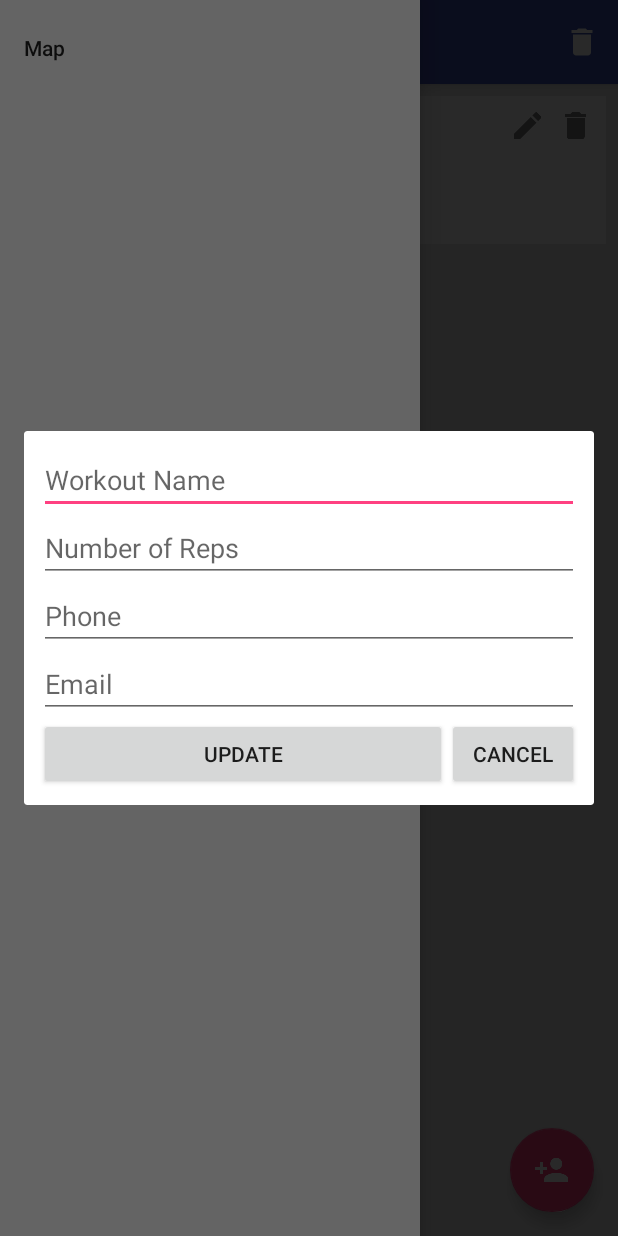
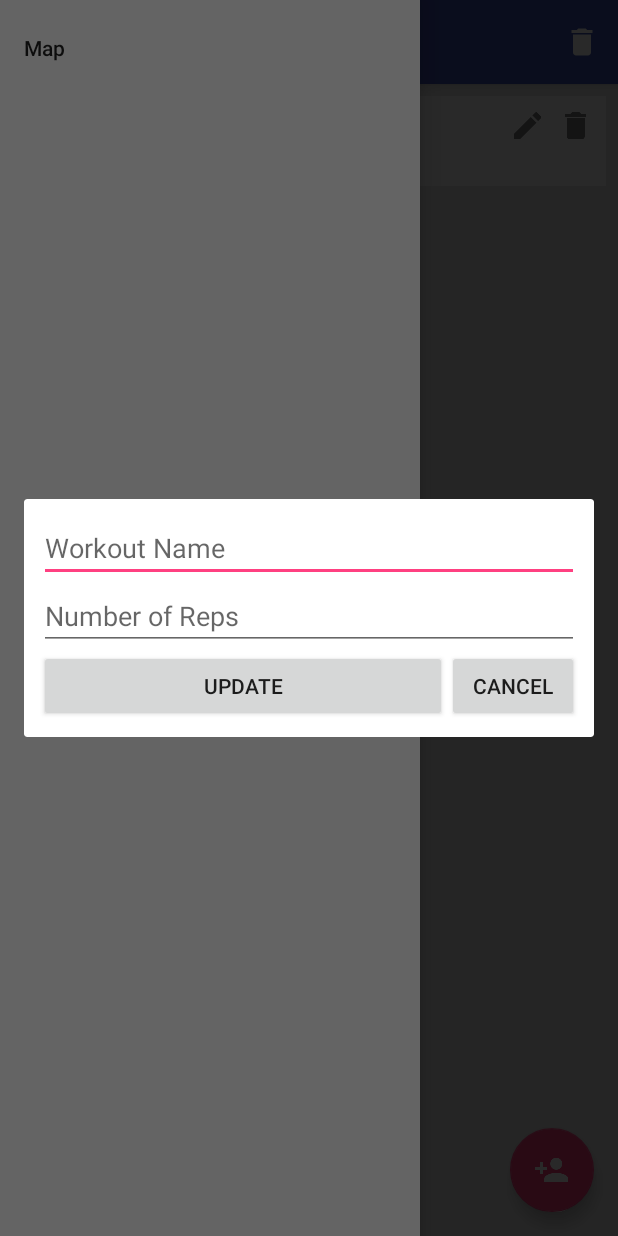
Before and after one commit to jhongpananon/fitness_tracker_app, an Android app: the fragment AddressUpdateDialogFragment placed in its activity, with the side drawer open, on a phone screen of 412 x 824 dp. Run offline under Robolectric (Android 15) with nearby library versions, the phone set to English and light mode, and no system bars; libraries missing offline, so code that uses them is left out: com.orhanobut.logger; 4 statements that could not run were skipped.

Commit message:
nav drawer but with no button

```diff
--- a/NutritionTracker/app/src/main/java/com/jhongpananon/sqlite_project/Database/DatabaseQueryClass.java
+++ b/NutritionTracker/app/src/main/java/com/jhongpananon/sqlite_project/Database/DatabaseQueryClass.java
@@ -35,8 +35,6 @@ public class DatabaseQueryClass {
         ContentValues contentValues = new ContentValues();
         contentValues.put(Config.COLUMN_ADDRESS_NAME, address.getName());
         contentValues.put(Config.COLUMN_ADDRESS_REGISTRATION, address.getRegistrationNumber());
-        contentValues.put(Config.COLUMN_ADDRESS_PHONE, address.getPhoneNumber());
-        contentValues.put(Config.COLUMN_ADDRESS_EMAIL, address.getEmail());
 
         try {
             id = sqLiteDatabase.insertOrThrow(Config.TABLE_ADDRESS, null, contentValues);
@@ -74,10 +72,8 @@ public class DatabaseQueryClass {
                         int id = cursor.getInt(cursor.getColumnIndex(Config.COLUMN_ADDRESS_ID));
                         String name = cursor.getString(cursor.getColumnIndex(Config.COLUMN_ADDRESS_NAME));
                         long registrationNumber = cursor.getLong(cursor.getColumnIndex(Config.COLUMN_ADDRESS_REGISTRATION));
-                        String email = cursor.getString(cursor.getColumnIndex(Config.COLUMN_ADDRESS_EMAIL));
-                        String phone = cursor.getString(cursor.getColumnIndex(Config.COLUMN_ADDRESS_PHONE));
 
-                        addressList.add(new Address(id, name, registrationNumber, email, phone));
+                        addressList.add(new Address(id, name, registrationNumber));
                     }   while (cursor.moveToNext());
 
                     return addressList;
@@ -118,10 +114,8 @@ public class DatabaseQueryClass {
                 int id = cursor.getInt(cursor.getColumnIndex(Config.COLUMN_ADDRESS_ID));
                 String name = cursor.getString(cursor.getColumnIndex(Config.COLUMN_ADDRESS_NAME));
                 long registrationNumber = cursor.getLong(cursor.getColumnIndex(Config.COLUMN_ADDRESS_REGISTRATION));
-                String phone = cursor.getString(cursor.getColumnIndex(Config.COLUMN_ADDRESS_PHONE));
-                String email = cursor.getString(cursor.getColumnIndex(Config.COLUMN_ADDRESS_EMAIL));
 
-                address = new Address(id, name, registrationNumber, phone, email);
+                address = new Address(id, name, registrationNumber);
             }
         } catch (Exception e){
             Logger.d("Exception: " + e.getMessage());
@@ -144,8 +138,6 @@ public class DatabaseQueryClass {
         ContentValues contentValues = new ContentValues();
         contentValues.put(Config.COLUMN_ADDRESS_NAME, address.getName());
         contentValues.put(Config.COLUMN_ADDRESS_REGISTRATION, address.getRegistrationNumber());
-        contentValues.put(Config.COLUMN_ADDRESS_PHONE, address.getPhoneNumber());
-        contentValues.put(Config.COLUMN_ADDRESS_EMAIL, address.getEmail());
 
         try {
             rowCount = sqLiteDatabase.update(Config.TABLE_ADDRESS, contentValues,
--- a/NutritionTracker/app/src/main/java/com/jhongpananon/sqlite_project/Features/CreateAddress/Address.java
+++ b/NutritionTracker/app/src/main/java/com/jhongpananon/sqlite_project/Features/CreateAddress/Address.java
@@ -7,12 +7,10 @@ public class Address {
     private String phoneNumber;
     private String email;
 
-    public Address(int id, String name, long registrationNumber, String phoneNumber, String email) {
+    public Address(int id, String name, long registrationNumber) {
         this.id = id;
         this.name = name;
         this.registrationNumber = registrationNumber;
-        this.phoneNumber = phoneNumber;
-        this.email = email;
     }
 
     public long getId() {
@@ -38,20 +36,4 @@ public class Address {
     public void setRegistrationNumber(long registrationNumber) {
         this.registrationNumber = registrationNumber;
     }
-
-    public String getPhoneNumber() {
-        return phoneNumber;
-    }
-
-    public void setPhoneNumber(String phoneNumber) {
-        this.phoneNumber = phoneNumber;
-    }
-
-    public String getEmail() {
-        return email;
-    }
-
-    public void setEmail(String email) {
-        this.email = email;
-    }
 }
--- a/NutritionTracker/app/src/main/java/com/jhongpananon/sqlite_project/Features/CreateAddress/AddressCreateDialogFragment.java
+++ b/NutritionTracker/app/src/main/java/com/jhongpananon/sqlite_project/Features/CreateAddress/AddressCreateDialogFragment.java
@@ -55,8 +55,6 @@ public class AddressCreateDialogFragment extends DialogFragment {
 
         nameEditText = view.findViewById(R.id.addressNameEditText);
         registrationEditText = view.findViewById(R.id.registrationEditText);
-        phoneEditText = view.findViewById(R.id.phoneEditText);
-        emailEditText = view.findViewById(R.id.emailEditText);
         createButton = view.findViewById(R.id.createButton);
         cancelButton = view.findViewById(R.id.cancelButton);
 
@@ -68,10 +66,8 @@ public class AddressCreateDialogFragment extends DialogFragment {
             public void onClick(View view) {
                 nameString = nameEditText.getText().toString();
                 registrationNumber = Integer.parseInt(registrationEditText.getText().toString());
-                phoneString = phoneEditText.getText().toString();
-                emailString = emailEditText.getText().toString();
 
-                Address address = new Address(-1, nameString, registrationNumber, phoneString, emailString);
+                Address address = new Address(-1, nameString, registrationNumber);
 
                 DatabaseQueryClass databaseQueryClass = new DatabaseQueryClass(getContext());
 
--- a/NutritionTracker/app/src/main/java/com/jhongpananon/sqlite_project/Features/ShowAddressList/AddressListActivity.java
+++ b/NutritionTracker/app/src/main/java/com/jhongpananon/sqlite_project/Features/ShowAddressList/AddressListActivity.java
@@ -25,6 +25,9 @@ import com.jhongpananon.sqlite_project.Util.Config;
 //import com.jhongpananon.sqlite_project.mapwithmarker.MapsMarkerActivity;
 import com.orhanobut.logger.AndroidLogAdapter;
 import com.orhanobut.logger.Logger;
+import android.support.v4.widget.DrawerLayout;
+import android.support.design.widget.NavigationView;
+import android.util.Log;
 
 import java.util.ArrayList;
 import java.util.List;
@@ -39,7 +42,7 @@ public class AddressListActivity extends AppCompatActivity implements AddressCre
     private RecyclerView recyclerView;
     private AddressListRecyclerViewAdapter addressListRecyclerViewAdapter;
 
-//    private DrawerLayout mDrawerLayout;
+    private DrawerLayout mDrawerLayout;
 
     @Override
     protected void onCreate(Bundle savedInstanceState) {
@@ -68,42 +71,44 @@ public class AddressListActivity extends AppCompatActivity implements AddressCre
             }
         });
 
-        FloatingActionButton fab2 = (FloatingActionButton) findViewById(R.id.fab2);
-        fab2.setOnClickListener(new View.OnClickListener() {
-            @Override
-            public void onClick(View view) {
-                openMapsActivity();
-            }
-        });
+//        FloatingActionButton fab2 = (FloatingActionButton) findViewById(R.id.fab2);
+//        fab2.setOnClickListener(new View.OnClickListener() {
+//            @Override
+//            public void onClick(View view) {
+//                openMapsActivity();
+//            }
+//        });
 
+//        getSupportActionBar().setDisplayHomeAsUpEnabled(true); // for add back arrow in action bar
+//        getSupportActionBar().setHomeAsUpIndicator(R.drawable.ic_menu_icon);
 //        mDrawerLayout = findViewById(R.id.nav_view);
-//        NavigationView navigationView = findViewById(R.id.nav_view);
-//        navigationView.setNavigationItemSelectedListener(
-//                new NavigationView.OnNavigationItemSelectedListener() {
-//                    @Override
-//                    public boolean onNavigationItemSelected(MenuItem menuItem) {
-//                        // set item as selected to persist highlight
-//                        menuItem.setChecked(true);
-//                        // close drawer when item is tapped
-//
-//                        // Add code here to update the UI based on the item selected
-//                        // For example, swap UI fragments here
-//                        int id = menuItem.getItemId();
-//                        switch(id)
-//                        {
-//                            case R.id.nav_map: {
-//                                Log.i("main", "map clicked");
-//                                openMapsActivity();
-//                                finish();
+        NavigationView navigationView = findViewById(R.id.nav_view);
+        navigationView.setNavigationItemSelectedListener(
+                new NavigationView.OnNavigationItemSelectedListener() {
+                    @Override
+                    public boolean onNavigationItemSelected(MenuItem menuItem) {
+                        // set item as selected to persist highlight
+                        menuItem.setChecked(true);
+                        // close drawer when item is tapped
+
+                        // Add code here to update the UI based on the item selected
+                        // For example, swap UI fragments here
+                        int id = menuItem.getItemId();
+                        switch(id)
+                        {
+                            case R.id.nav_map: {
+                                Log.i("main", "map clicked");
+                                openMapsActivity();
+                                finish();
 //                                mDrawerLayout.closeDrawers();
-//                                break;
-//                            }
-//                            default:
-//                                return true;
-//                        }
-//                        return true;
-//                    }
-//                });
+                                break;
+                            }
+                            default:
+                                return true;
+                        }
+                        return true;
+                    }
+                });
     }
 
     private void openMapsActivity() {
--- a/NutritionTracker/app/src/main/java/com/jhongpananon/sqlite_project/Features/ShowAddressList/AddressListRecyclerViewAdapter.java
+++ b/NutritionTracker/app/src/main/java/com/jhongpananon/sqlite_project/Features/ShowAddressList/AddressListRecyclerViewAdapter.java
@@ -46,8 +46,6 @@ public class AddressListRecyclerViewAdapter extends RecyclerView.Adapter<CustomV
 
         holder.nameTextView.setText(address.getName());
         holder.registrationNumTextView.setText(String.valueOf(address.getRegistrationNumber()));
-        holder.emailTextView.setText(address.getEmail());
-        holder.phoneTextView.setText(address.getPhoneNumber());
 
         holder.crossButtonImageView.setOnClickListener(new View.OnClickListener() {
             @Override
--- a/NutritionTracker/app/src/main/java/com/jhongpananon/sqlite_project/Features/ShowAddressList/CustomViewHolder.java
+++ b/NutritionTracker/app/src/main/java/com/jhongpananon/sqlite_project/Features/ShowAddressList/CustomViewHolder.java
@@ -21,8 +21,6 @@ public class CustomViewHolder extends RecyclerView.ViewHolder {
 
         nameTextView = itemView.findViewById(R.id.nameTextView);
         registrationNumTextView = itemView.findViewById(R.id.registrationNumTextView);
-        emailTextView = itemView.findViewById(R.id.emailTextView);
-        phoneTextView = itemView.findViewById(R.id.phoneTextView);
         crossButtonImageView = itemView.findViewById(R.id.crossImageView);
         editButtonImageView = itemView.findViewById(R.id.editImageView);
     }
--- a/NutritionTracker/app/src/main/java/com/jhongpananon/sqlite_project/Features/UpdateAddressInfo/AddressUpdateDialogFragment.java
+++ b/NutritionTracker/app/src/main/java/com/jhongpananon/sqlite_project/Features/UpdateAddressInfo/AddressUpdateDialogFragment.java
@@ -66,8 +66,6 @@ public class AddressUpdateDialogFragment extends DialogFragment {
 
         nameEditText = view.findViewById(R.id.addressNameEditText);
         registrationEditText = view.findViewById(R.id.registrationEditText);
-        phoneEditText = view.findViewById(R.id.phoneEditText);
-        emailEditText = view.findViewById(R.id.emailEditText);
         updateButton = view.findViewById(R.id.updateAddressInfoButton);
         cancelButton = view.findViewById(R.id.cancelButton);
 
@@ -79,21 +77,15 @@ public class AddressUpdateDialogFragment extends DialogFragment {
         if(mAddress!=null){
             nameEditText.setText(mAddress.getName());
             registrationEditText.setText(String.valueOf(mAddress.getRegistrationNumber()));
-            phoneEditText.setText(mAddress.getPhoneNumber());
-            emailEditText.setText(mAddress.getEmail());
 
             updateButton.setOnClickListener(new View.OnClickListener() {
                 @Override
                 public void onClick(View view) {
                     nameString = nameEditText.getText().toString();
                     registrationNumber = Integer.parseInt(registrationEditText.getText().toString());
-                    phoneString = phoneEditText.getText().toString();
-                    emailString = emailEditText.getText().toString();
 
                     mAddress.setName(nameString);
                     mAddress.setRegistrationNumber(registrationNumber);
-                    mAddress.setPhoneNumber(phoneString);
-                    mAddress.setEmail(emailString);
 
                     long id = databaseQueryClass.updateAddressInfo(mAddress);
 
--- /dev/null
+++ b/NutritionTracker/app/src/main/res/drawable/ic_menu_icon.xml
@@ -0,0 +1,9 @@
+<vector xmlns:android="http://schemas.android.com/apk/res/android"
+    android:width="24dp"
+    android:height="24dp"
+    android:viewportWidth="24"
+    android:viewportHeight="24">
+  <path
+      android:fillColor="#FF000000"
+      android:pathData="M3,18h18v-2L3,16v2zM3,13h18v-2L3,11v2zM3,6v2h18L21,6L3,6z"/>
+</vector>
--- a/NutritionTracker/app/src/main/res/layout/activity_address_list.xml
+++ b/NutritionTracker/app/src/main/res/layout/activity_address_list.xml
@@ -38,13 +38,13 @@
         android:layout_margin="@dimen/fab_margin"
         app:srcCompat="@drawable/ic_person_add_white_24dp" />
 
-    <android.support.design.widget.FloatingActionButton
-        android:id="@+id/fab2"
-        android:layout_width="wrap_content"
-        android:layout_height="wrap_content"
-        android:layout_gravity="bottom|center"
-        android:layout_margin="@dimen/fab_margin"
-        app:srcCompat="@drawable/maps_logo" />
+    <!--<android.support.design.widget.FloatingActionButton-->
+        <!--android:id="@+id/fab2"-->
+        <!--android:layout_width="wrap_content"-->
+        <!--android:layout_height="wrap_content"-->
+        <!--android:layout_gravity="bottom|center"-->
+        <!--android:layout_margin="@dimen/fab_margin"-->
+        <!--app:srcCompat="@drawable/maps_logo" />-->
 
 </android.support.design.widget.CoordinatorLayout>
 
--- a/NutritionTracker/app/src/main/res/layout/address_item.xml
+++ b/NutritionTracker/app/src/main/res/layout/address_item.xml
@@ -63,42 +63,5 @@
         android:layout_marginStart="4dp"
         android:layout_marginLeft="4dp"/>
 
-    <TextView
-        android:id="@+id/emailTitle"
-        android:layout_width="wrap_content"
-        android:layout_height="wrap_content"
-        app:layout_constraintTop_toBottomOf="@id/registrationNumTitle"
-        app:layout_constraintLeft_toLeftOf="parent"
-        android:text="@string/email"
-        android:textStyle="bold"/>
-
-    <TextView
-        android:id="@+id/emailTextView"
-        android:layout_width="wrap_content"
-        android:layout_height="wrap_content"
-        app:layout_constraintTop_toBottomOf="@id/registrationNumTitle"
-        app:layout_constraintLeft_toRightOf="@id/emailTitle"
-        tools:text="john@gmail.com"
-        android:layout_marginStart="4dp"
-        android:layout_marginLeft="4dp"/>
-
-    <TextView
-        android:id="@+id/phoneTitle"
-        android:layout_width="wrap_content"
-        android:layout_height="wrap_content"
-        app:layout_constraintTop_toBottomOf="@id/emailTitle"
-        app:layout_constraintLeft_toLeftOf="parent"
-        android:text="@string/phone"
-        android:textStyle="bold"/>
-
-    <TextView
-        android:id="@+id/phoneTextView"
-        android:layout_width="wrap_content"
-        android:layout_height="wrap_content"
-        tools:text="01559541265"
-        app:layout_constraintTop_toBottomOf="@id/emailTitle"
-        app:layout_constraintLeft_toRightOf="@id/phoneTitle"
-        android:layout_marginStart="4dp"
-        android:layout_marginLeft="4dp"/>
 
 </android.support.constraint.ConstraintLayout>
--- a/NutritionTracker/app/src/main/res/layout/fragment_address_update_dialog.xml
+++ b/NutritionTracker/app/src/main/res/layout/fragment_address_update_dialog.xml
@@ -26,42 +26,22 @@
         android:hint="@string/registration_no"
         android:inputType="number"/>
 
-    <EditText
-        android:id="@+id/phoneEditText"
-        android:layout_width="0dp"
-        android:layout_height="wrap_content"
-        app:layout_constraintLeft_toLeftOf="parent"
-        app:layout_constraintRight_toRightOf="parent"
-        app:layout_constraintTop_toBottomOf="@+id/registrationEditText"
-        android:hint="@string/phone"
-        android:inputType="phone"/>
-
-    <EditText
-        android:id="@+id/emailEditText"
-        android:layout_width="0dp"
-        android:layout_height="wrap_content"
-        app:layout_constraintLeft_toLeftOf="parent"
-        app:layout_constraintRight_toRightOf="parent"
-        app:layout_constraintTop_toBottomOf="@+id/phoneEditText"
-        android:hint="@string/email"
-        android:inputType="textEmailAddress"/>
-
     <Button
         android:id="@+id/updateAddressInfoButton"
         android:layout_width="0dp"
         android:layout_height="wrap_content"
-        app:layout_constraintTop_toBottomOf="@+id/emailEditText"
+        android:text="@string/update"
         app:layout_constraintLeft_toLeftOf="parent"
         app:layout_constraintRight_toLeftOf="@+id/cancelButton"
-        android:text="@string/update"/>
+        app:layout_constraintTop_toBottomOf="@+id/registrationEditText" />
 
     <Button
         android:id="@+id/cancelButton"
         android:layout_width="0dp"
         android:layout_height="wrap_content"
-        app:layout_constraintTop_toBottomOf="@+id/emailEditText"
+        android:text="@string/cancel_button"
+        app:layout_constraintLeft_toRightOf="@+id/createButton"
         app:layout_constraintRight_toRightOf="parent"
-        app:layout_constraintLeft_toRightOf="@+id/createButton"
-        android:text="@string/cancel_button"/>
+        app:layout_constraintTop_toBottomOf="@+id/registrationEditText" />
 
 </android.support.constraint.ConstraintLayout>
--- a/NutritionTracker/build.gradle
+++ b/NutritionTracker/build.gradle
@@ -17,11 +17,11 @@ buildscript {
 
 allprojects {
     repositories {
-        jcenter()
         google()
         maven {
             url "https://maven.google.com"
         }
+        jcenter()
     }
 }
 
```
Also changed, not shown: NutritionTracker/app/src/main/java/com/jhongpananon/sqlite_project/MainActivity.java (+36 -2 lines), NutritionTracker/app/src/main/res/drawable/ic_baseline_map_24px.xml (added, +9 -0 lines), NutritionTracker/app/src/main/res/layout/fragment_address_create_dialog.xml (+5 -25 lines), 2286 other files. Lines whose indentation alone changed are shown as unchanged.
